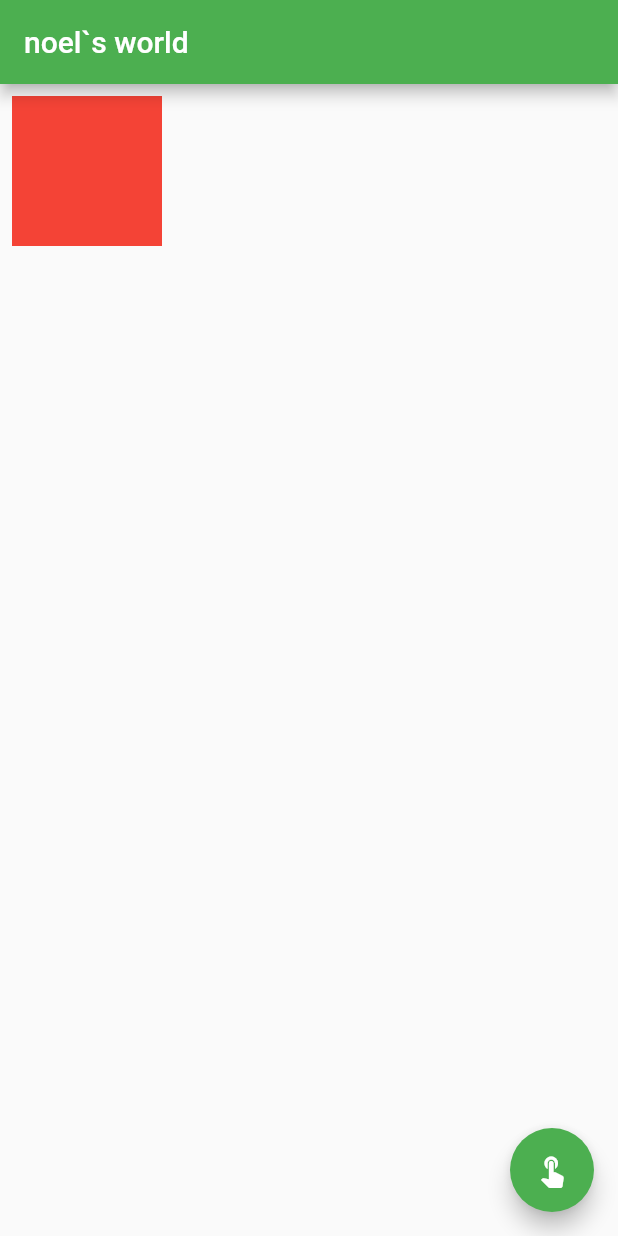
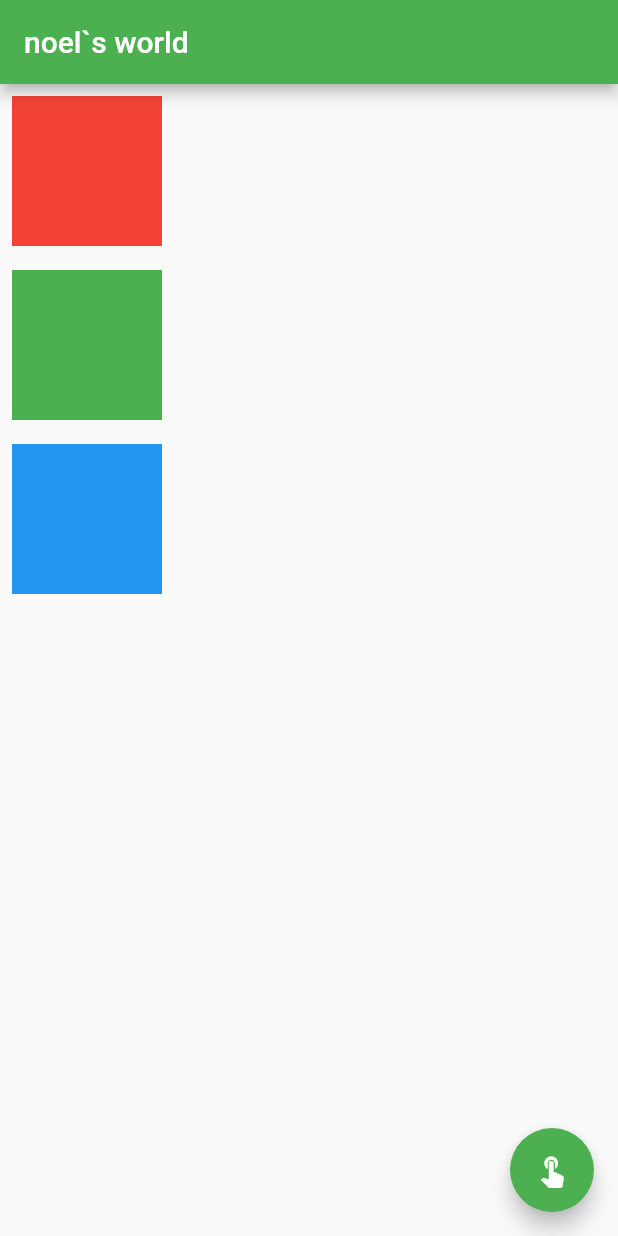
Before and after one commit to oinochoe/first_flutter, a Flutter app: the screen it shows after launch, on a phone screen of 412 x 824 dp. Run offline on Flutter 3.47's test engine with Material 2 defaults, Android fonts, the phone set to English and light mode, and no system bars.

Commit message:
수직 배열 Column

```diff
--- a/lib/main.dart
+++ b/lib/main.dart
@@ -32,15 +32,29 @@ class _MyHomePageState extends State<MyHomePage> {
   Widget build(BuildContext context) {
     return Scaffold(
       appBar: AppBar(
-        title: Text('noel`s world'),
+        title: Text(_text + '`s world'),
       ),
-      body: Container(
-        color: Colors.red,
-        width: 100,
-        height: 100,
-        padding: const EdgeInsets.all(8.0),
-        margin: const EdgeInsets.all(8.0),
-      ),
+      body: Column(children: <Widget>[
+        Container(
+            color: Colors.red,
+            width: 100,
+            height: 100,
+            padding: const EdgeInsets.all(8.0),
+            margin: const EdgeInsets.all(8.0)),
+        Container(
+            color: Colors.green,
+            width: 100,
+            height: 100,
+            padding: const EdgeInsets.all(8.0),
+            margin: const EdgeInsets.all(8.0)),
+        Container(
+          color: Colors.blue,
+          width: 100,
+          height: 100,
+          padding: const EdgeInsets.all(8.0),
+          margin: const EdgeInsets.all(8.0),
+        )
+      ]),
       floatingActionButton: FloatingActionButton(
           onPressed: () {
             setState(() {
```
